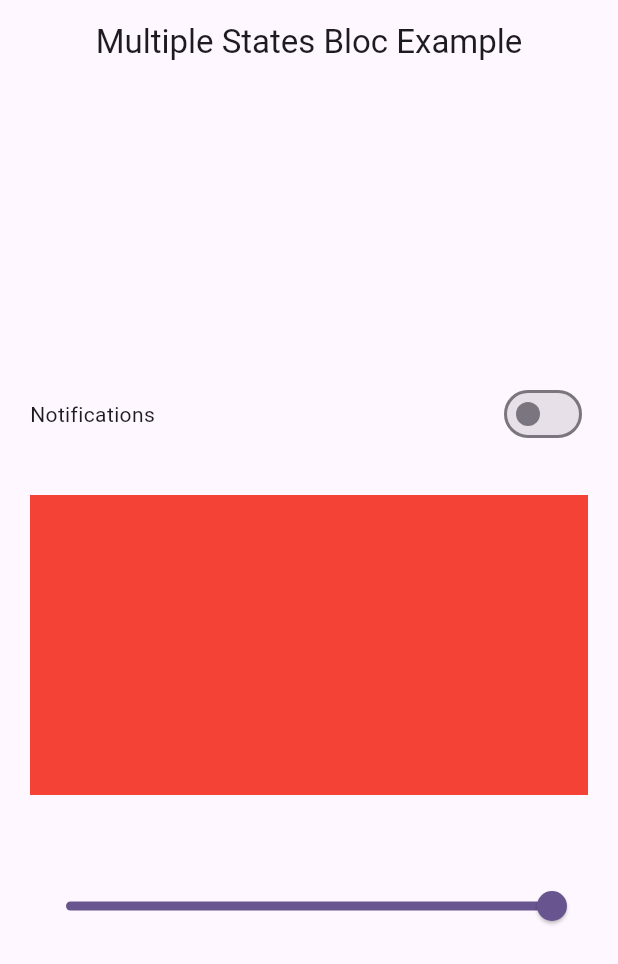
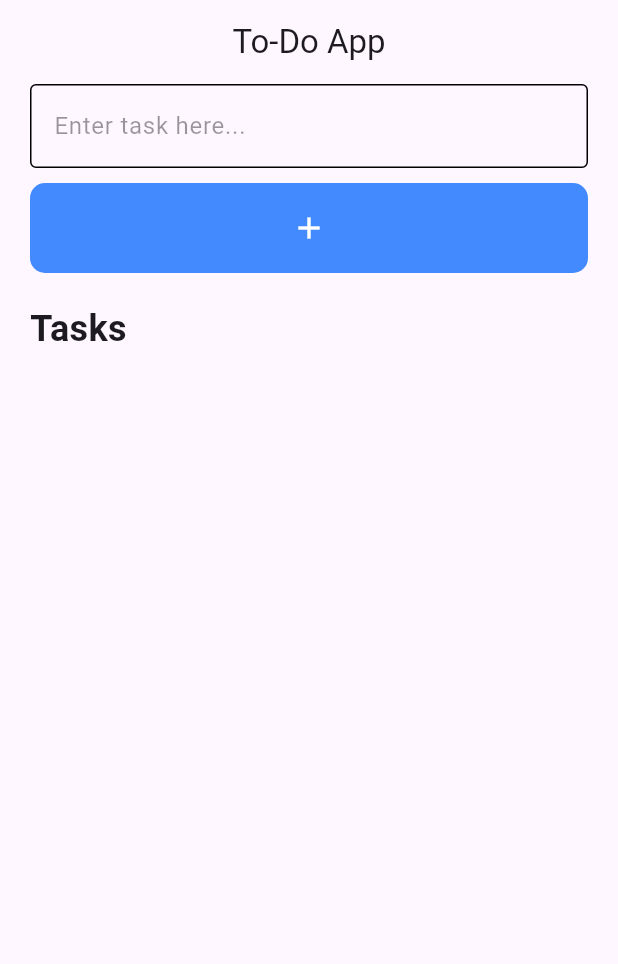
Before and after one commit to tapoban123/flutter-bloc-tutorial, a Flutter app: the screen it shows after launch, on a phone screen of 412 x 824 dp. Shown: the top 964 px of the screen. Run offline on Flutter 3.47's test engine with Material 3 defaults, Android fonts, the phone set to English and light mode, and no system bars; our stand-ins replace bloc, equatable, flutter_bloc.

Commit message:
Created ToDo app

```diff
--- /dev/null
+++ b/lib/blocs/to_do_bloc/todo_bloc.dart
@@ -0,0 +1,20 @@
+import 'package:flutter_bloc/flutter_bloc.dart';
+import 'package:flutter_bloc_tutorial/blocs/to_do_bloc/todo_events.dart';
+import 'package:flutter_bloc_tutorial/blocs/to_do_bloc/todo_states.dart';
+
+class TodoBloc extends Bloc<TodoEvents, TodoStates> {
+  TodoBloc() : super(const TodoStates()) {
+    on<AddNewTask>(_addNewTask);
+    on<DeleteTask>(_deleteTask);
+  }
+
+  void _addNewTask(AddNewTask event, Emitter emit) {
+    emit(state.copyWith(tasks: [...state.tasks, event.newTask]));
+  }
+
+  void _deleteTask(DeleteTask event, Emitter emit) {
+    state.tasks.remove(event.task);
+
+    emit(state.copyWith(tasks: [...state.tasks]));
+  }
+}
--- /dev/null
+++ b/lib/blocs/to_do_bloc/todo_events.dart
@@ -0,0 +1,30 @@
+import 'package:equatable/equatable.dart';
+
+abstract class TodoEvents extends Equatable {
+  const TodoEvents();
+
+  @override
+  List<Object?> get props => [];
+}
+
+class AddNewTask extends TodoEvents {
+  final String newTask;
+
+  const AddNewTask({
+    required this.newTask,
+  });
+
+  @override
+  List<Object?> get props => [newTask];
+}
+
+class DeleteTask extends TodoEvents {
+  final String task;
+
+  const DeleteTask({
+    required this.task,
+  });
+
+  @override
+  List<Object?> get props => [task];
+}
--- /dev/null
+++ b/lib/blocs/to_do_bloc/todo_states.dart
@@ -0,0 +1,18 @@
+import 'package:equatable/equatable.dart';
+
+class TodoStates extends Equatable {
+  final List<String> tasks;
+
+  const TodoStates({
+    this.tasks = const [],
+  });
+
+  TodoStates copyWith({List<String>? tasks}) {
+    return TodoStates(
+      tasks: tasks ?? this.tasks,
+    );
+  }
+
+  @override
+  List<Object?> get props => [tasks];
+}
--- a/lib/main.dart
+++ b/lib/main.dart
@@ -2,8 +2,10 @@ import 'package:flutter/material.dart';
 import 'package:flutter_bloc/flutter_bloc.dart';
 import 'package:flutter_bloc_tutorial/blocs/counter_bloc/counter_bloc.dart';
 import 'package:flutter_bloc_tutorial/blocs/switch_bloc/switch_bloc.dart';
+import 'package:flutter_bloc_tutorial/blocs/to_do_bloc/todo_bloc.dart';
 import 'package:flutter_bloc_tutorial/counter_app/ui/counter_screen.dart';
 import 'package:flutter_bloc_tutorial/muti_state_app/ui/multi_state_app.dart';
+import 'package:flutter_bloc_tutorial/to_do_app/ui/to_do_app.dart';
 
 void main() {
   runApp(const MyApp());
@@ -21,7 +23,8 @@ class MyApp extends StatelessWidget {
         ),
         BlocProvider(
           create: (_) => SwitchBloc(),
-        )
+        ),
+        BlocProvider(create: (_) => TodoBloc(),)
       ],
       child: MaterialApp(
         title: 'Flutter Bloc Tutorial',
@@ -31,7 +34,7 @@ class MyApp extends StatelessWidget {
           colorScheme: ColorScheme.fromSeed(seedColor: Colors.deepPurple),
           useMaterial3: true,
         ),
-        home: const MultiStateApp(),
+        home: const ToDoApp(),
       ),
     );
   }
--- /dev/null
+++ b/lib/to_do_app/ui/to_do_app.dart
@@ -0,0 +1,114 @@
+import 'package:flutter/material.dart';
+import 'package:flutter/widgets.dart';
+import 'package:flutter_bloc/flutter_bloc.dart';
+import 'package:flutter_bloc_tutorial/blocs/to_do_bloc/todo_bloc.dart';
+import 'package:flutter_bloc_tutorial/blocs/to_do_bloc/todo_events.dart';
+import 'package:flutter_bloc_tutorial/blocs/to_do_bloc/todo_states.dart';
+
+class ToDoApp extends StatefulWidget {
+  const ToDoApp({super.key});
+
+  @override
+  State<ToDoApp> createState() => _ToDoAppState();
+}
+
+class _ToDoAppState extends State<ToDoApp> {
+  final TextEditingController _newTaskController = TextEditingController();
+
+  @override
+  Widget build(BuildContext context) {
+    return Scaffold(
+      appBar: AppBar(
+        title: const Text("To-Do App"),
+      ),
+      body: Padding(
+        padding: const EdgeInsets.symmetric(horizontal: 20.0),
+        child: Column(
+          crossAxisAlignment: CrossAxisAlignment.start,
+          children: [
+            TextField(
+              controller: _newTaskController,
+              decoration: InputDecoration(
+                enabledBorder: const OutlineInputBorder(),
+                focusedBorder: const OutlineInputBorder(),
+                hintText: "Enter task here...",
+                hintStyle: TextStyle(color: Colors.black.withOpacity(0.4)),
+              ),
+            ),
+            const SizedBox(
+              height: 10,
+            ),
+            IconButton(
+              onPressed: () {
+                if (_newTaskController.text.isNotEmpty) {
+                  context
+                      .read<TodoBloc>()
+                      .add(AddNewTask(newTask: _newTaskController.text));
+                  _newTaskController.clear();
+                } else {
+                  ScaffoldMessenger.of(context).showSnackBar(
+                      const SnackBar(content: Text("Please enter a task.")));
+                }
+              },
+              style: ElevatedButton.styleFrom(
+                backgroundColor: Colors.blueAccent,
+                shape: RoundedRectangleBorder(
+                    borderRadius: BorderRadius.circular(10)),
+                minimumSize: const Size(double.infinity, 60),
+              ),
+              icon: const Icon(
+                Icons.add,
+                color: Colors.white,
+              ),
+            ),
+            const SizedBox(
+              height: 20,
+            ),
+            const Text(
+              "Tasks",
+              style: TextStyle(
+                fontSize: 24,
+                fontWeight: FontWeight.bold,
+              ),
+            ),
+            Expanded(
+              child: BlocBuilder<TodoBloc, TodoStates>(
+                builder: (context, state) => ListView.builder(
+                  itemCount: state.tasks.length,
+                  itemBuilder: (context, index) {
+                    final tasks = state.tasks.reversed.toList();
+                    final task = tasks[index];
+
+                    return Padding(
+                      padding: const EdgeInsets.only(bottom: 10.0),
+                      child: ListTile(
+                        tileColor: Colors.blueGrey,
+                        trailing: IconButton(
+                          onPressed: () {
+                            context
+                                .read<TodoBloc>()
+                                .add(DeleteTask(task: task));
+                          },
+                          icon: const Icon(
+                            Icons.delete,
+                            color: Colors.red,
+                          ),
+                        ),
+                        shape: RoundedRectangleBorder(
+                            borderRadius: BorderRadius.circular(10)),
+                        title: Text(
+                          task,
+                          style: const TextStyle(color: Colors.white),
+                        ),
+                      ),
+                    );
+                  },
+                ),
+              ),
+            ),
+          ],
+        ),
+      ),
+    );
+  }
+}
```
Also changed, not shown: 1 other file.
